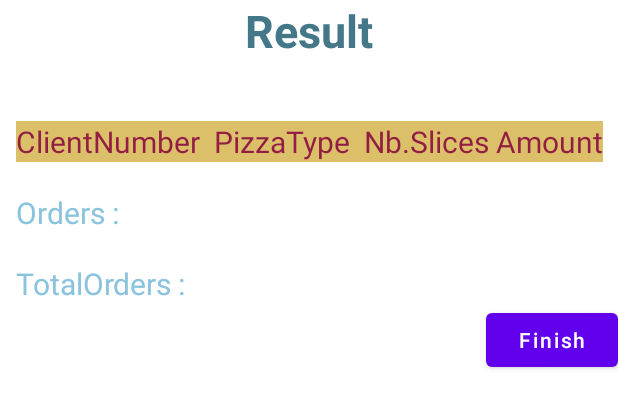
After one commit to LLing2022/Android_Dev, an Android app: the layout activity_second.xml on its own in the app's theme, with its tools: preview values and no code run, on a phone screen of 412 x 824 dp. The commit adds this screen. Shown: the top 408 px of the screen. Run offline under Robolectric (Android 15) with nearby library versions, the phone set to English and light mode, and no system bars.

Commit message:
2nd part of PizzaOrder App

```diff
--- a/PizzaOrderApp/app/src/main/AndroidManifest.xml
+++ b/PizzaOrderApp/app/src/main/AndroidManifest.xml
@@ -13,6 +13,9 @@
         android:theme="@style/Theme.PizzaOrderApp"
         tools:targetApi="31">
         <activity
+            android:name=".SecondActivity"
+            android:exported="false" />
+        <activity
             android:name=".MainActivity"
             android:exported="true">
             <intent-filter>
--- a/PizzaOrderApp/app/src/main/res/layout/activity_main.xml
+++ b/PizzaOrderApp/app/src/main/res/layout/activity_main.xml
@@ -132,7 +132,7 @@
         app:layout_constraintBottom_toBottomOf="parent"
         app:layout_constraintStart_toStartOf="@id/tvClNumber"
         android:textAllCaps="false"
-        android:layout_marginBottom="200dp"
+        android:layout_marginBottom="150dp"
         />
 
     <Button
--- /dev/null
+++ b/PizzaOrderApp/app/src/main/res/layout/activity_second.xml
@@ -0,0 +1,76 @@
+<?xml version="1.0" encoding="utf-8"?>
+<androidx.constraintlayout.widget.ConstraintLayout xmlns:android="http://schemas.android.com/apk/res/android"
+    xmlns:app="http://schemas.android.com/apk/res-auto"
+    xmlns:tools="http://schemas.android.com/tools"
+    android:layout_width="match_parent"
+    android:layout_height="match_parent"
+    tools:context=".SecondActivity">
+
+
+    <TextView
+        android:id="@+id/tvResult"
+        android:layout_width="wrap_content"
+        android:layout_height="wrap_content"
+        android:text="Result"
+        app:layout_constraintTop_toTopOf="parent"
+        app:layout_constraintLeft_toLeftOf="parent"
+        app:layout_constraintRight_toRightOf="parent"
+        android:textSize="30sp"
+        android:textColor="#447788"
+        android:textStyle="bold"
+
+        />
+
+    <TextView
+        android:id="@+id/tvOrderHeading"
+        android:layout_width="wrap_content"
+        android:layout_height="wrap_content"
+        android:text="ClientNumber  PizzaType  Nb.Slices Amount"
+        app:layout_constraintTop_toBottomOf="@id/tvResult"
+        app:layout_constraintLeft_toLeftOf="parent"
+        app:layout_constraintRight_toRightOf="parent"
+        android:layout_marginTop="40dp"
+        android:textSize="20sp"
+        android:textColor="#931E43"
+        android:background="#DCC069"
+        />
+
+    <TextView
+        android:id="@+id/tvOrder"
+        android:layout_width="wrap_content"
+        android:layout_height="wrap_content"
+        android:text="Orders : "
+        app:layout_constraintTop_toBottomOf="@id/tvOrderHeading"
+        android:layout_marginTop="20dp"
+        app:layout_constraintStart_toStartOf="@id/tvOrderHeading"
+        app:layout_constraintLeft_toLeftOf="parent"
+        android:textSize="20sp"
+        android:textColor="#8AC3DD"
+
+        />
+
+    <TextView
+        android:id="@+id/tvTotalOrder"
+        android:layout_width="wrap_content"
+        android:layout_height="wrap_content"
+        android:text="TotalOrders : "
+        app:layout_constraintTop_toBottomOf="@id/tvOrder"
+        app:layout_constraintStart_toStartOf="@id/tvOrderHeading"
+        app:layout_constraintLeft_toLeftOf="parent"
+        android:layout_marginTop="20dp"
+        android:textSize="20sp"
+        android:textColor="#8AC3DD"
+        />
+
+    <Button
+        android:id="@+id/btnFinish"
+        android:layout_width="wrap_content"
+        android:layout_height="wrap_content"
+        android:text="Finish"
+        app:layout_constraintTop_toBottomOf="@id/tvTotalOrder"
+        app:layout_constraintRight_toRightOf="parent"
+        android:textAllCaps="false"
+        />
+
+
+</androidx.constraintlayout.widget.ConstraintLayout>
```
Also changed, not shown: PizzaOrderApp/app/src/main/java/com/example/pizzaorderapp/MainActivity.java (+70 -6 lines), PizzaOrderApp/app/src/main/java/com/example/pizzaorderapp/SecondActivity.java (added, +61 -0 lines), PizzaOrderApp/app/src/main/java/model/Orders.java (+38 -13 lines).
